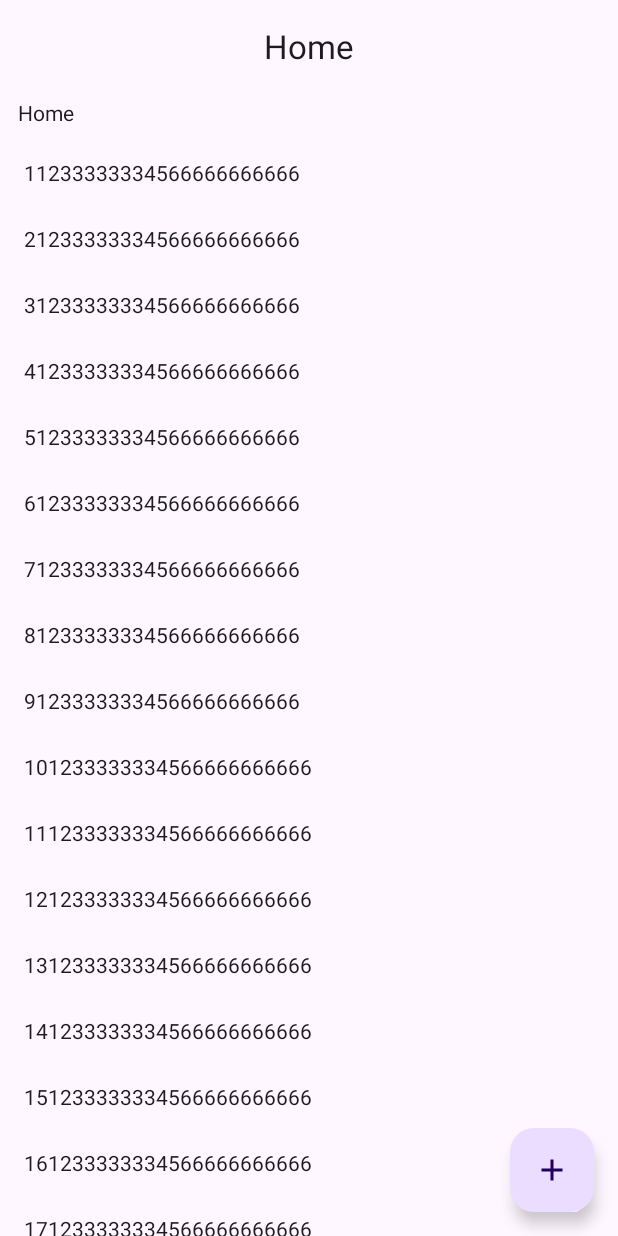
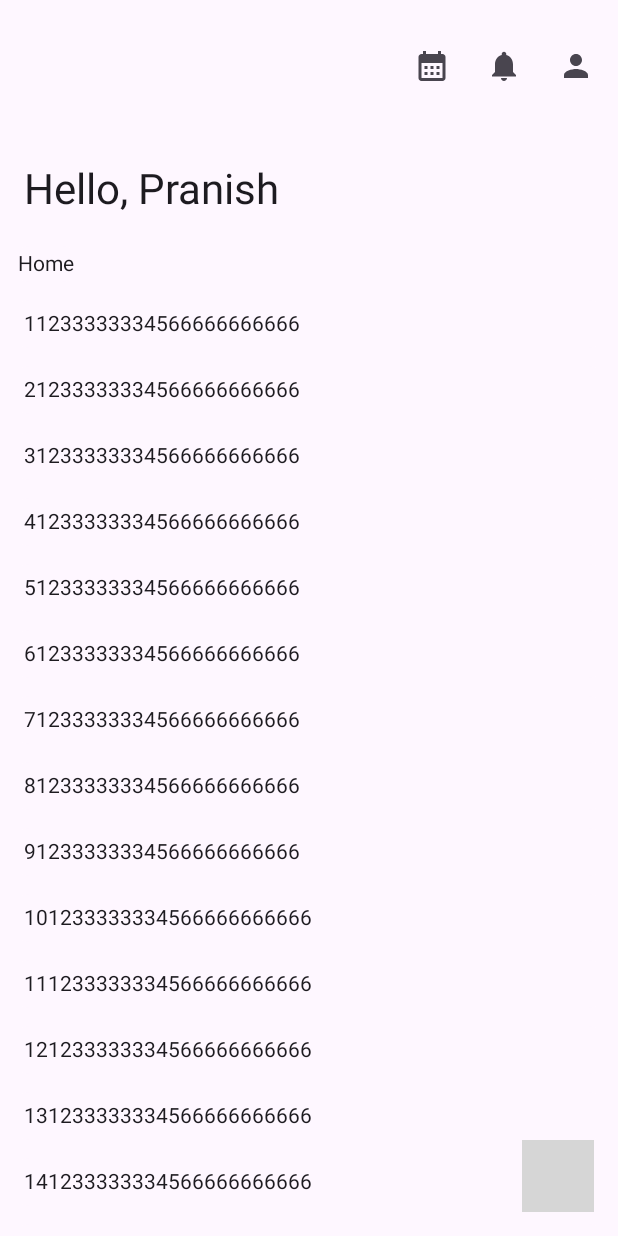
Before and after one commit to Nika-commits/bfit, an Android app built with Jetpack Compose: the @Preview function HomeScreenPreview, on a phone screen of 412 x 824 dp. Run offline under Robolectric (Android 15) with nearby library versions, the phone set to English and light mode, and no system bars; 1 statement that could not run was skipped; grey boxes are pictures that could not be loaded.

Commit message:
chore: Added floating action button menu

```diff
--- a/gradle/libs.versions.toml
+++ b/gradle/libs.versions.toml
@@ -1,5 +1,5 @@
 [versions]
-agp = "9.4.1"
+agp = "9.5.1"
 android-compileSdk = "37"
 android-minSdk = "27"
 android-targetSdk = "37"
--- /dev/null
+++ b/shared/src/commonMain/kotlin/com/example/bfit/components/home/HomeAppBar.kt
@@ -0,0 +1,94 @@
+package com.example.bfit.components.home
+
+import androidx.compose.foundation.layout.WindowInsets
+import androidx.compose.foundation.layout.statusBars
+import androidx.compose.material.icons.Icons
+import androidx.compose.material.icons.filled.CalendarMonth
+import androidx.compose.material.icons.filled.Notifications
+import androidx.compose.material.icons.filled.Person
+import androidx.compose.material3.Icon
+import androidx.compose.material3.IconButton
+import androidx.compose.material3.LargeTopAppBar
+import androidx.compose.material3.Text
+import androidx.compose.material3.TopAppBarScrollBehavior
+import androidx.compose.runtime.Composable
+import androidx.compose.ui.graphics.vector.rememberVectorPainter
+import androidx.compose.ui.platform.LocalDensity
+import androidx.compose.ui.platform.LocalLayoutDirection
+import androidx.compose.ui.tooling.preview.Preview
+import androidx.compose.ui.unit.dp
+
+@Composable
+fun HomeAppBar(
+    username: String,
+    scrollBehaviour: TopAppBarScrollBehavior? = null,
+    onCalendarClick: () -> Unit,
+    onNotificationClick: () -> Unit,
+    onProfileClick: () -> Unit
+) {
+    val density = LocalDensity.current
+    val layoutDirection = LocalLayoutDirection.current
+    val statusBars = WindowInsets.statusBars
+
+    val appBarInsets = WindowInsets(
+        left = statusBars.getLeft(density, layoutDirection),
+        top = statusBars.getTop(density) + with(density) { 12.dp.roundToPx() },
+        right = statusBars.getRight(density, layoutDirection),
+        bottom = statusBars.getBottom(density)
+    )
+
+    LargeTopAppBar(
+        windowInsets = appBarInsets,
+        title = {
+            Text(
+                "Hello, $username"
+            )
+        },
+        actions = {
+            IconButton(
+                onClick = {
+
+                }
+            ) {
+                Icon(
+                    painter = rememberVectorPainter(Icons.Filled.CalendarMonth),
+                    contentDescription = username
+                )
+            }
+
+            IconButton(
+                onClick = {
+
+                }
+            ) {
+                Icon(
+                    painter = rememberVectorPainter(Icons.Filled.Notifications),
+                    contentDescription = "Notification Button"
+                )
+            }
+            IconButton(
+                onClick = {
+
+                }
+            ) {
+                Icon(
+                    painter = rememberVectorPainter(Icons.Filled.Person),
+                    contentDescription = username
+                )
+            }
+
+        },
+        scrollBehavior = scrollBehaviour
+    )
+}
+
+@Preview(showBackground = true, showSystemUi = true)
+@Composable
+fun HomeAppBarPreview() {
+    HomeAppBar(
+        username = "Pranish",
+        onCalendarClick = {},
+        onProfileClick = {},
+        onNotificationClick = {}
+    )
+}
--- a/shared/src/commonMain/kotlin/com/example/bfit/screens/home/Home.kt
+++ b/shared/src/commonMain/kotlin/com/example/bfit/screens/home/Home.kt
@@ -1,65 +1,72 @@
 package com.example.bfit.screens.home
 
-import androidx.compose.animation.AnimatedVisibility
-import androidx.compose.animation.fadeIn
-import androidx.compose.animation.fadeOut
-import androidx.compose.animation.scaleIn
-import androidx.compose.animation.scaleOut
 import androidx.compose.foundation.background
 import androidx.compose.foundation.layout.Arrangement
 import androidx.compose.foundation.layout.consumeWindowInsets
 import androidx.compose.foundation.layout.fillMaxWidth
 import androidx.compose.foundation.layout.padding
 import androidx.compose.foundation.lazy.LazyColumn
-import androidx.compose.foundation.lazy.LazyListState
 import androidx.compose.foundation.lazy.items
 import androidx.compose.foundation.lazy.rememberLazyListState
 import androidx.compose.foundation.shape.RoundedCornerShape
 import androidx.compose.material.icons.Icons
-import androidx.compose.material.icons.filled.Add
-import androidx.compose.material3.CenterAlignedTopAppBar
-import androidx.compose.material3.FloatingActionButton
+import androidx.compose.material.icons.filled.MonitorWeight
+import androidx.compose.material.icons.filled.Payment
+import androidx.compose.material.icons.filled.SportsGymnastics
+import androidx.compose.material.icons.filled.Timer
+import androidx.compose.material.icons.outlined.Add
+import androidx.compose.material.icons.outlined.Close
+import androidx.compose.material3.FloatingActionButtonMenu
+import androidx.compose.material3.FloatingActionButtonMenuItem
 import androidx.compose.material3.Icon
 import androidx.compose.material3.MaterialTheme
 import androidx.compose.material3.Scaffold
 import androidx.compose.material3.Text
+import androidx.compose.material3.ToggleFloatingActionButton
+import androidx.compose.material3.ToggleFloatingActionButtonDefaults.animateIcon
 import androidx.compose.material3.TopAppBarDefaults
+import androidx.compose.material3.animateFloatingActionButton
 import androidx.compose.runtime.Composable
 import androidx.compose.runtime.derivedStateOf
 import androidx.compose.runtime.getValue
-import androidx.compose.runtime.mutableIntStateOf
+import androidx.compose.runtime.mutableStateOf
 import androidx.compose.runtime.remember
+import androidx.compose.runtime.saveable.rememberSaveable
 import androidx.compose.runtime.setValue
+import androidx.compose.ui.Alignment
 import androidx.compose.ui.Modifier
+import androidx.compose.ui.graphics.vector.ImageVector
 import androidx.compose.ui.input.nestedscroll.nestedScroll
 import androidx.compose.ui.tooling.preview.Preview
 import androidx.compose.ui.unit.dp
+import com.example.bfit.components.home.HomeAppBar
 
 @Composable
 fun HomeScreen() {
     val scrollBehavior = TopAppBarDefaults.enterAlwaysScrollBehavior()
     val listState = rememberLazyListState()
+    val showFab by remember {
+        derivedStateOf {
+            listState.firstVisibleItemIndex == 0 || !listState.canScrollForward
+        }
+    }
+
 
     Scaffold(
         modifier = Modifier.nestedScroll(scrollBehavior.nestedScrollConnection),
         floatingActionButton = {
-            AnimatedVisibility(
-                visible = !listState.isScrollInProgress,
-                enter = scaleIn() + fadeIn(),
-                exit = scaleOut() + fadeOut()
-            ) {
-
-                LogWorkoutFabButton {
-
-                }
-            }
+            LogWorkoutFabButton(
+                showFab = showFab,
+                onClick = {}
+            )
         },
         topBar = {
-            CenterAlignedTopAppBar(
-                title = {
-                    Text("Home")
-                },
-                scrollBehavior = scrollBehavior
+            HomeAppBar(
+                "Pranish",
+                scrollBehaviour = scrollBehavior,
+                onCalendarClick = {},
+                onNotificationClick = {},
+                onProfileClick = {}
             )
         },
     ) { innerPadding ->
@@ -103,36 +110,63 @@ fun HomeScreen() {
 @Composable
 fun LogWorkoutFabButton(
     modifier: Modifier = Modifier,
-    onClick: () -> Unit
+    onClick: () -> Unit,
+    showFab: Boolean
 ) {
-    FloatingActionButton(
+    var fabMenuExpanded by rememberSaveable { mutableStateOf(false) }
+
+    val items = listOf(
+        FabMenuItems("Workout", Icons.Default.SportsGymnastics),
+        FabMenuItems("Gym Payment", Icons.Default.Payment),
+        FabMenuItems("Progress", Icons.Default.MonitorWeight),
+        FabMenuItems("Stopwatch", Icons.Default.Timer)
+    )
+
+    FloatingActionButtonMenu(
+        expanded = fabMenuExpanded,
         modifier = modifier,
-        onClick = onClick,
+        button = {
+            ToggleFloatingActionButton(
+                modifier = Modifier.animateFloatingActionButton(
+                    visible = showFab,
+                    alignment = Alignment.BottomEnd,
+                ),
+                checked = fabMenuExpanded,
+                onCheckedChange = { fabMenuExpanded = it }
+            ) {
+                Icon(
+                    modifier = Modifier.animateIcon(
+                        checkedProgress = { checkedProgress },
+                    ),
+                    imageVector = if (fabMenuExpanded) Icons.Outlined.Close else Icons.Outlined.Add,
+                    contentDescription = "Fab Button",
+                    tint = if (fabMenuExpanded) MaterialTheme.colorScheme.onPrimary else MaterialTheme.colorScheme.onPrimaryContainer
+                )
+            }
+        }
     ) {
-        Icon(
-            imageVector = Icons.Filled.Add,
-            contentDescription = "Log Workout"
-        )
+        items.forEach { item ->
+            FloatingActionButtonMenuItem(
+                onClick = {
+                    fabMenuExpanded = false
+                },
+                text = { Text(item.label) },
+                icon = {
+                    Icon(
+                        imageVector = item.icon,
+                        contentDescription = item.label
+                    )
+                }
+            )
+        }
     }
 }
 
-@Composable
-private fun LazyListState.isScrollingUp(): Boolean {
-    var previousIndex by remember(this) { mutableIntStateOf(firstVisibleItemIndex) }
-    var previousOffset by remember(this) { mutableIntStateOf(firstVisibleItemScrollOffset) }
-    return remember(this) {
-        derivedStateOf {
-            val scrollingUp = if (previousIndex != firstVisibleItemIndex) {
-                previousIndex > firstVisibleItemIndex
-            } else {
-                previousOffset >= firstVisibleItemScrollOffset
-            }
-            previousIndex = firstVisibleItemIndex
-            previousOffset = firstVisibleItemScrollOffset
-            scrollingUp
-        }
-    }.value
-}
+
+data class FabMenuItems(
+    val label: String,
+    val icon: ImageVector
+)
 
 @Preview(showBackground = true)
 @Composable
```
Also changed, not shown: shared/src/commonMain/kotlin/com/example/bfit/navigation/BottomNavItem.kt (+4 -8 lines), shared/src/commonMain/kotlin/com/example/bfit/navigation/BottomNavigationBar.kt (+9 -9 lines).
